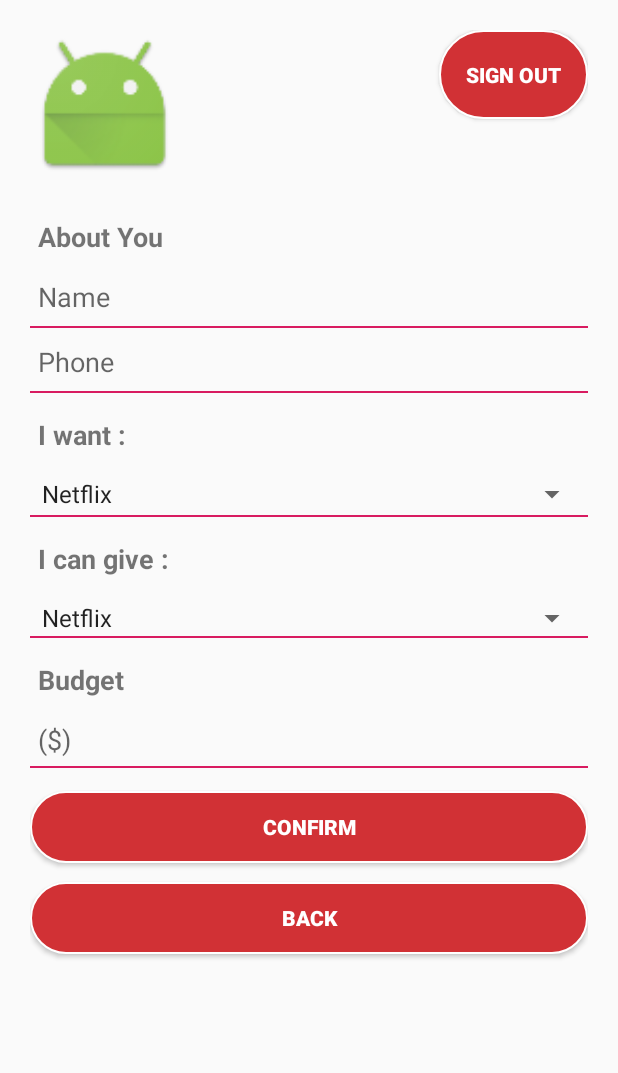
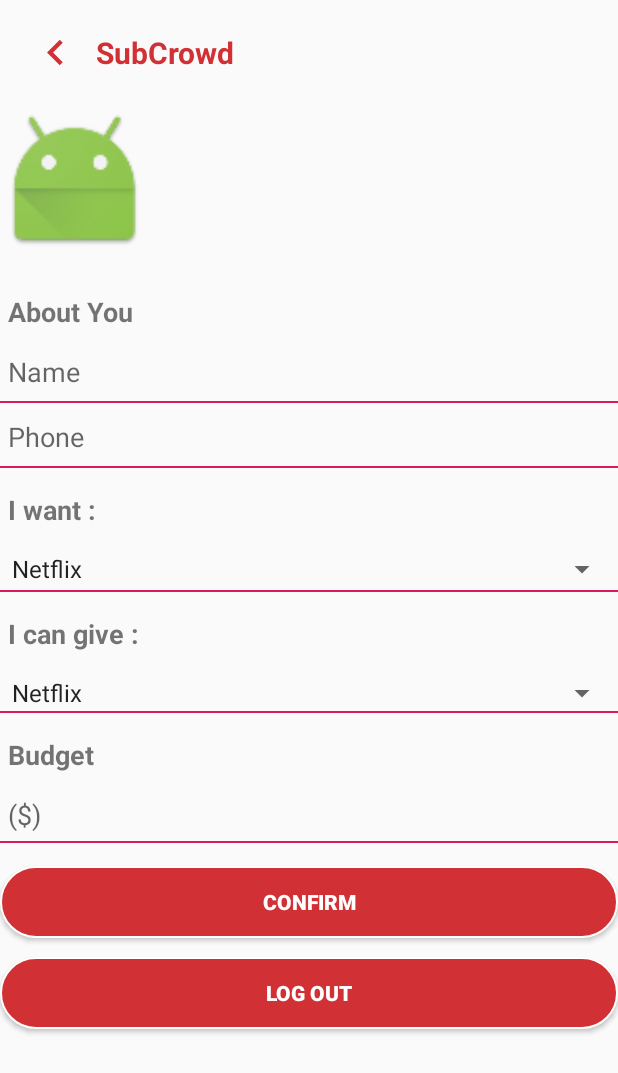
Before and after one commit to aditya1994/SubCrowd, an Android app: the SettingsActivity screen opened directly, with no data from a screen before it, on a phone screen of 412 x 824 dp. Shown: the top 1073 px of the screen. Run offline under Robolectric (Android 15) with nearby library versions, the phone set to English and light mode, and no system bars; our stand-ins replace Firebase (no records; nobody signed in at launch, a user with empty details on screens opened directly).

Commit message:
Updated Setting UI

```diff
--- a/TinderClone-master/app/src/main/java/com/subcrowd/app/SettingsActivity.java
+++ b/TinderClone-master/app/src/main/java/com/subcrowd/app/SettingsActivity.java
@@ -12,6 +12,7 @@ import android.view.View;
 import android.widget.ArrayAdapter;
 import android.widget.Button;
 import android.widget.EditText;
+import android.widget.ImageButton;
 import android.widget.ImageView;
 import android.widget.Spinner;
 
@@ -41,8 +42,8 @@ public class SettingsActivity extends AppCompatActivity {
 
     private EditText mNameField, mPhoneField;
 
-    private Button mBack, mConfirm;
-
+    private Button mConfirm;
+    private ImageButton mBack;
     private ImageView mProfileImage;
     private EditText mbudget;
     private Spinner need, give;
@@ -63,7 +64,8 @@ public class SettingsActivity extends AppCompatActivity {
 
         mProfileImage = (ImageView) findViewById(R.id.profileImage);
 
-        mBack = (Button) findViewById(R.id.back);
+        mBack = findViewById(R.id.back);
+
         mConfirm = (Button) findViewById(R.id.confirm);
         mbudget = (EditText) findViewById(R.id.budget_setting);
         need = (Spinner) findViewById(R.id.spinner_need_setting);
--- /dev/null
+++ b/TinderClone-master/app/src/main/res/drawable/ic_chevron_left_black_24dp.xml
@@ -0,0 +1,10 @@
+<vector xmlns:android="http://schemas.android.com/apk/res/android"
+    android:width="34dp"
+    android:height="34dp"
+    android:tint="#D13135"
+    android:viewportWidth="24.0"
+    android:viewportHeight="24.0">
+    <path
+        android:fillColor="#FF000000"
+        android:pathData="M15.41,7.41L14,6l-6,6 6,6 1.41,-1.41L10.83,12z" />
+</vector>
--- a/TinderClone-master/app/src/main/res/layout/activity_login.xml
+++ b/TinderClone-master/app/src/main/res/layout/activity_login.xml
@@ -46,6 +46,7 @@
             android:paddingTop="55dp"
             android:paddingRight="25dp">
 
+            <!--
             <RelativeLayout
                 android:layout_width="wrap_content"
                 android:layout_height="60dp"
@@ -59,7 +60,7 @@
                     android:layout_gravity="center_horizontal"
                     android:background="@drawable/logo" />
 
-                <!--<com.quintus.labs.datingapp.customfonts.MyTextView_GreatVibes_Regular
+                <com.quintus.labs.datingapp.customfonts.MyTextView_GreatVibes_Regular
                     android:layout_width="wrap_content"
                     android:layout_height="wrap_content"
                     android:layout_alignParentBottom="true"
@@ -67,20 +68,28 @@
                     android:text="Love Dating"
                     android:textColor="#ff0b00"
                     android:textSize="30dp" />
-                    -->
 
             </RelativeLayout>
+            -->
+
 
             <LinearLayout
                 android:layout_width="match_parent"
                 android:layout_height="match_parent"
-                android:gravity="center"
                 android:orientation="vertical">
 
+
+                <ImageView
+                    android:layout_width="200dp"
+                    android:layout_height="200dp"
+                    android:layout_gravity="center_horizontal"
+                    android:background="@drawable/logo" />
+
                 <com.google.android.material.textfield.TextInputLayout
-                android:layout_width="match_parent"
+                    android:layout_width="match_parent"
                     android:layout_height="70dp"
                     android:layout_marginBottom="8dp"
+                    android:layout_marginTop="100dp"
                     android:gravity="bottom"
                     android:background="@color/white">
 
--- a/TinderClone-master/app/src/main/res/layout/activity_settings.xml
+++ b/TinderClone-master/app/src/main/res/layout/activity_settings.xml
@@ -1,13 +1,17 @@
 <?xml version="1.0" encoding="utf-8"?>
-<LinearLayout xmlns:android="http://schemas.android.com/apk/res/android"
-    xmlns:app="http://schemas.android.com/apk/res-auto"
-    xmlns:tools="http://schemas.android.com/tools"
+
+    <ScrollView xmlns:android="http://schemas.android.com/apk/res/android"
         android:layout_width="match_parent"
         android:layout_height="match_parent"
-    tools:context="com.subcrowd.app.SettingsActivity"
-    android:orientation="vertical"
-    android:padding="20sp">
+        android:fillViewport="true">
 
+        <LinearLayout
+            android:layout_width="match_parent"
+            android:layout_height="match_parent"
+            android:orientation="vertical">
+
+            <!-- contain back activity -->
+            <include layout="@layout/layout_top_navigation_back" />
 
             <LinearLayout
                 android:layout_width="fill_parent"
@@ -25,17 +29,7 @@
                     android:layout_height="0dp"
                     android:layout_weight="1" />
 
-            <androidx.appcompat.widget.AppCompatButton
-                android:layout_width="99dp"
-                android:layout_height="59dp"
 
-                android:layout_gravity="right"
-                android:background="@drawable/white_rounded_button"
-                android:onClick="logoutUser"
-                android:padding="12dp"
-                android:text="Sign Out"
-                android:textColor="@color/white"
-                android:textStyle="bold" />
 
             </LinearLayout>
 
@@ -169,17 +163,16 @@
             android:textStyle="bold" />
 
         <androidx.appcompat.widget.AppCompatButton
-        android:id="@+id/back"
             android:layout_width="match_parent"
             android:layout_height="wrap_content"
             android:layout_marginTop="7dp"
-
             android:background="@drawable/white_rounded_button"
+            android:onClick="logoutUser"
             android:padding="6dp"
-        android:text="Back"
+            android:text="Log Out"
             android:textColor="@color/white"
             android:textStyle="bold" />
 
 
-
         </LinearLayout>
+    </ScrollView>
--- /dev/null
+++ b/TinderClone-master/app/src/main/res/layout/layout_top_navigation_back.xml
@@ -0,0 +1,28 @@
+
+<merge xmlns:android="http://schemas.android.com/apk/res/android">
+
+    <LinearLayout
+        android:layout_width="match_parent"
+        android:layout_height="70dp">
+
+        <ImageButton
+            android:id="@+id/back"
+            android:layout_width="wrap_content"
+            android:layout_height="wrap_content"
+            android:layout_gravity="center_vertical"
+            android:layout_marginLeft="20dp"
+            android:background="@drawable/ic_chevron_left_black_24dp"/>
+
+        <TextView
+            android:id="@+id/toolbartag"
+            android:layout_width="wrap_content"
+            android:layout_height="wrap_content"
+            android:layout_gravity="center_vertical"
+            android:layout_marginLeft="10dp"
+            android:text="@string/app_name"
+            android:textColor="@color/colorPrimary"
+            android:textSize="20sp"
+            android:textStyle="bold" />
+    </LinearLayout>
+
+</merge>
```
Lines whose indentation alone changed are shown as unchanged.
